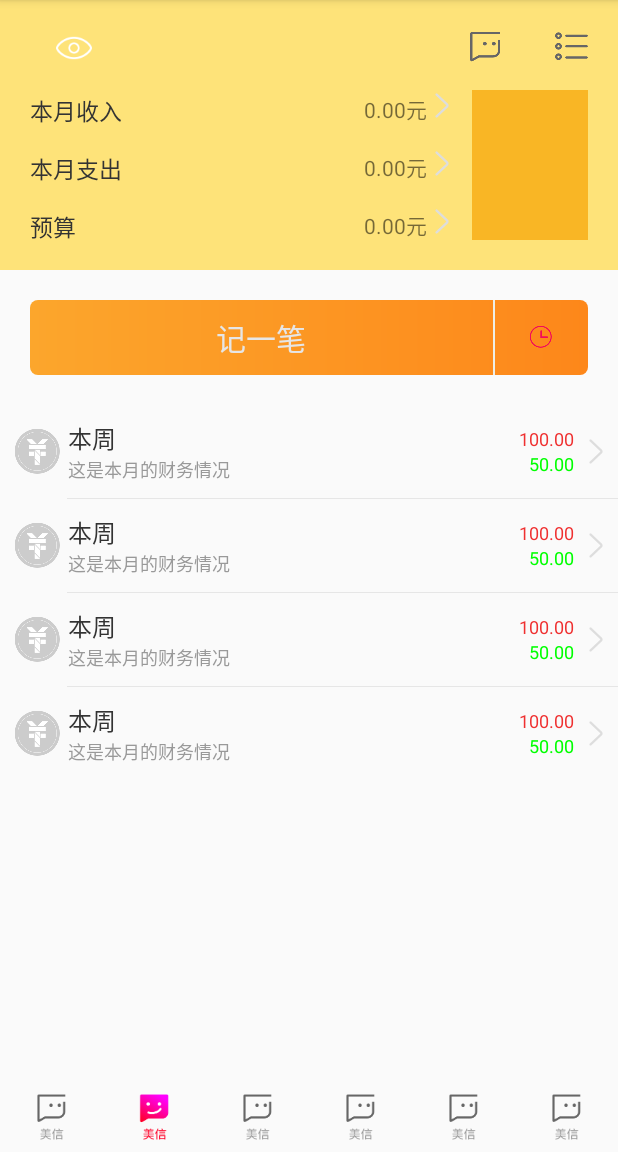
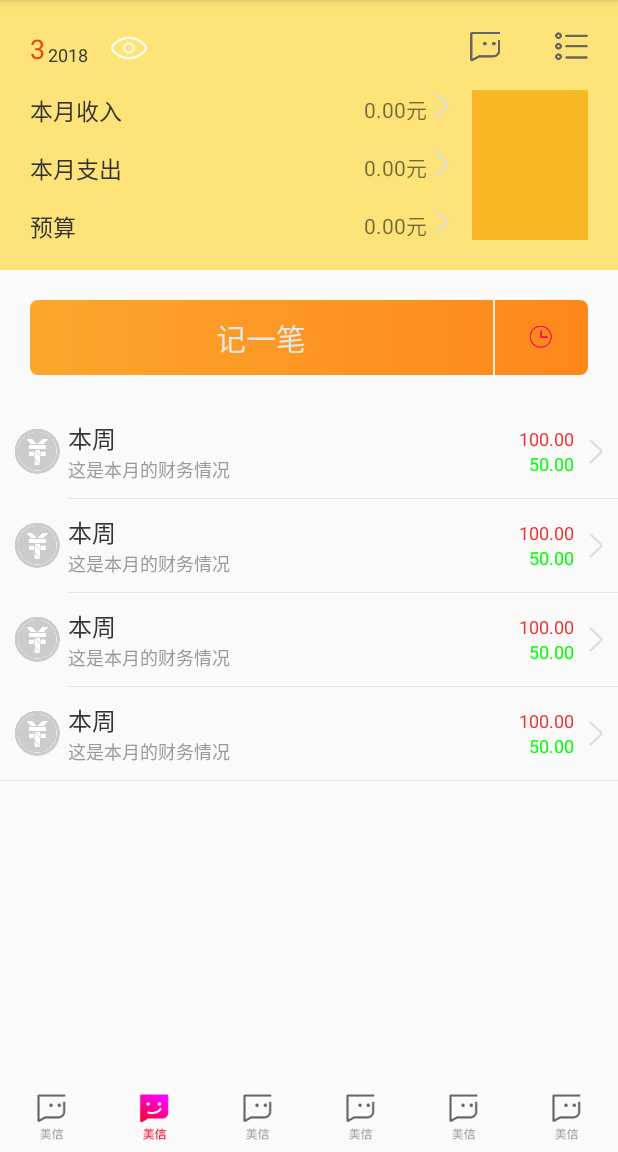
Before and after one commit to luruiqian/imitateSuiShouJi, an Android app: the screen it shows after launch (MainActivity), on a phone screen of 412 x 824 dp, the part 84-1236 px from its top. Run offline under Robolectric (Android 15) with nearby library versions, the phone set to English and light mode, and no system bars.

Commit message:
流动页面逻辑补充

```diff
--- a/Cashbook/app/src/main/java/com/cashbook/cashbook/flow/FlowFragment.java
+++ b/Cashbook/app/src/main/java/com/cashbook/cashbook/flow/FlowFragment.java
@@ -6,19 +6,31 @@ import android.support.v4.app.Fragment;
 import android.view.LayoutInflater;
 import android.view.View;
 import android.view.ViewGroup;
+import android.widget.ImageView;
 import android.widget.ListView;
+import android.widget.TextView;
 
 import com.cashbook.cashbook.R;
 import com.cashbook.cashbook.flow.adapter.FlowRecordAdapter;
 import com.cashbook.cashbook.flow.bean.AccountInfo;
 
 import java.util.ArrayList;
+import java.util.Calendar;
 import java.util.List;
 
-public class FlowFragment extends Fragment {
+public class FlowFragment extends Fragment implements View.OnClickListener {
+    private FlowRecordAdapter flowRecordAdapter;
     private List<AccountInfo> accountList;
     private ListView mRecordListView;
-    private FlowRecordAdapter flowRecordAdapter;
+    private TextView mTitleYear;
+    private TextView mTitleMonth;
+    private TextView mMonthIncome;
+    private TextView mMonthPay;
+    private TextView mMonthBudget;
+    private ImageView mEyesIv;
+    private int year;
+    private int month;
+    private boolean isOpenEye = true;
 
     /**
      * onCreateView是创建的时候调用，onViewCreated是在onCreateView后被触发的事件
@@ -38,8 +50,18 @@ public class FlowFragment extends Fragment {
     }
 
     private void setData() {
+        setDate();
         flowRecordAdapter = new FlowRecordAdapter(getActivity(), accountList);
         mRecordListView.setAdapter(flowRecordAdapter);
+        mEyesIv.setOnClickListener(this);
+    }
+
+    private void setDate() {
+        Calendar calendar = Calendar.getInstance();
+        year = calendar.get(Calendar.YEAR);
+        month = calendar.get(Calendar.MONTH) + 1;
+        mTitleMonth.setText(month + "");
+        mTitleYear.setText(year + "");
     }
 
     private void initData() {
@@ -50,11 +72,39 @@ public class FlowFragment extends Fragment {
             accountInfo.expend = "50.00";
             accountInfo.income = "100.00";
             accountInfo.recordSubscribe = "这是本月的财务情况";
+            accountInfo.isShowMoney = true;
             accountList.add(accountInfo);
         }
     }
 
     private void initView(View view) {
         mRecordListView = (ListView) view.findViewById(R.id.flow_record_lv);
+        mTitleMonth = (TextView) view.findViewById(R.id.flow_month);
+        mTitleYear = (TextView) view.findViewById(R.id.flow_year);
+        mMonthIncome = (TextView) view.findViewById(R.id.flow_this_month_income);
+        mMonthPay = (TextView) view.findViewById(R.id.flow_this_month_output);
+        mMonthBudget = (TextView) view.findViewById(R.id.flow_budget_tv);
+        mEyesIv = (ImageView) view.findViewById(R.id.flow_open_eye_iv);
+    }
+
+    @Override
+    public void onClick(View v) {
+        if (v.getId() == R.id.flow_open_eye_iv) {
+            isOpenEye = !isOpenEye;
+            hideWords(isOpenEye);
+            mEyesIv.setImageResource(isOpenEye ? R.drawable.flow_eye_open : R.drawable.flow_eye_close);
+            //更新数据
+            for (int i = 0; i < accountList.size(); i++) {
+                accountList.get(i).isShowMoney = isOpenEye;
+            }
+            flowRecordAdapter.notifyDataSetChanged();
+        }
+    }
+
+    private void hideWords(boolean isOpenEye) {
+        // TODO: 2018/3/28  设置具体数据（50,60,70
+        mMonthIncome.setText(isOpenEye ? "70" : getString(R.string.hideWords));
+        mMonthPay.setText(isOpenEye ? "60" : getString(R.string.hideWords));
+        mMonthBudget.setText(isOpenEye ? "50" : getString(R.string.hideWords));
     }
 }
--- a/Cashbook/app/src/main/java/com/cashbook/cashbook/flow/adapter/FlowRecordAdapter.java
+++ b/Cashbook/app/src/main/java/com/cashbook/cashbook/flow/adapter/FlowRecordAdapter.java
@@ -21,6 +21,7 @@ import java.util.List;
 public class FlowRecordAdapter extends BaseAdapter {
     private Context mContext;
     private List<AccountInfo> mList = new ArrayList();
+    private ViewHolder holder = null;
 
     public FlowRecordAdapter(Context context, List<AccountInfo> list) {
         this.mContext = context;
@@ -44,7 +45,7 @@ public class FlowRecordAdapter extends BaseAdapter {
 
     @Override
     public View getView(int position, View convertView, ViewGroup parent) {
-        ViewHolder holder = null;
+
         if (convertView == null) {
             convertView = LayoutInflater.from(mContext).inflate(R.layout.adapter_account_item, null);
             holder = new ViewHolder();
@@ -58,10 +59,12 @@ public class FlowRecordAdapter extends BaseAdapter {
     }
 
     private void bindData(ViewHolder holder, int position) {
+        holder.flowPayTv.setText(getItem(position).expend);
+        holder.flowIncomeTv.setText(getItem(position).income);
         holder.flowAccountTimeTv.setText(getItem(position).time);
         holder.flowAccountSubTv.setText(getItem(position).recordSubscribe);
-        holder.flowIncomeTv.setText(getItem(position).income);
-        holder.flowPayTv.setText(getItem(position).expend);
+        holder.flowIncomeTv.setVisibility(getItem(position).isShowMoney ? View.VISIBLE : View.GONE);
+        holder.flowPayTv.setVisibility(getItem(position).isShowMoney ? View.VISIBLE : View.GONE);
     }
 
     private void bindView(ViewHolder holder, View convertView) {
--- a/Cashbook/app/src/main/java/com/cashbook/cashbook/flow/bean/AccountInfo.java
+++ b/Cashbook/app/src/main/java/com/cashbook/cashbook/flow/bean/AccountInfo.java
@@ -10,4 +10,5 @@ public class AccountInfo {
     public String income;
     public String expend;
     public String accountImg;
+    public boolean isShowMoney;
 }
--- a/Cashbook/app/src/main/res/layout/adapter_account_item.xml
+++ b/Cashbook/app/src/main/res/layout/adapter_account_item.xml
@@ -6,36 +6,10 @@
 
     <ImageView
         android:id="@+id/adapter_account_iv"
-        android:layout_width="wrap_content"
-        android:layout_height="wrap_content"
+        android:layout_width="30dp"
+        android:layout_height="30dp"
         android:layout_centerVertical="true"
         android:src="@drawable/adapter_flow_account_icon_default" />
-
-    <LinearLayout
-        android:id="@+id/adapter_flow_record_time_ll"
-        android:layout_width="wrap_content"
-        android:layout_height="wrap_content"
-        android:layout_centerVertical="true"
-        android:layout_marginLeft="5dp"
-        android:layout_toRightOf="@id/adapter_account_iv"
-        android:orientation="vertical">
-
-        <TextView
-            android:id="@+id/adapter_account_time_tv"
-            android:layout_width="wrap_content"
-            android:layout_height="wrap_content"
-            android:text="本周"
-            android:textColor="#333333"
-            android:textSize="16sp" />
-
-        <TextView
-            android:id="@+id/adapter_account_sub_tv"
-            android:layout_width="wrap_content"
-            android:layout_height="wrap_content"
-            android:text="本周"
-            android:textColor="#999999"
-            android:textSize="12sp" />
-    </LinearLayout>
 
     <ImageView
         android:id="@+id/adapter_flow_more"
@@ -71,4 +45,31 @@
             android:textColor="#00ff00"
             android:textSize="12sp" />
     </LinearLayout>
+
+    <LinearLayout
+        android:id="@+id/adapter_flow_record_time_ll"
+        android:layout_width="wrap_content"
+        android:layout_height="wrap_content"
+        android:layout_centerVertical="true"
+        android:layout_marginLeft="5dp"
+        android:layout_toEndOf="@+id/adapter_account_iv"
+        android:layout_toRightOf="@+id/adapter_account_iv"
+        android:orientation="vertical">
+
+        <TextView
+            android:id="@+id/adapter_account_time_tv"
+            android:layout_width="wrap_content"
+            android:layout_height="wrap_content"
+            android:text="本周"
+            android:textColor="#333333"
+            android:textSize="16sp" />
+
+        <TextView
+            android:id="@+id/adapter_account_sub_tv"
+            android:layout_width="wrap_content"
+            android:layout_height="wrap_content"
+            android:text="本周"
+            android:textColor="#999999"
+            android:textSize="12sp" />
+    </LinearLayout>
 </RelativeLayout>
--- a/Cashbook/app/src/main/res/layout/fragment_flow.xml
+++ b/Cashbook/app/src/main/res/layout/fragment_flow.xml
@@ -231,7 +231,14 @@
         android:id="@+id/flow_record_lv"
         android:layout_width="match_parent"
         android:layout_height="wrap_content"
-        android:listSelector="@drawable/list_yellow_bg_selector"
         android:divider="@drawable/listview_divider"
-        android:dividerHeight="1px" />
+        android:dividerHeight="1px"
+        android:listSelector="@drawable/list_yellow_bg_selector" />
+
+    <View
+        android:layout_width="match_parent"
+        android:layout_height="1px"
+        android:background="#e6e6e6"
+        android:paddingLeft="45dp" />
+
 </LinearLayout>
--- a/Cashbook/app/src/main/res/values/strings.xml
+++ b/Cashbook/app/src/main/res/values/strings.xml
@@ -4,4 +4,5 @@
     <string name="hello_blank_fragment">Hello blank fragment</string>
     <string name="exit_toast">再次点击退出应用</string>
     <string name="flow_record">记一笔</string>
+    <string name="hideWords">*****</string>
 </resources>
```
Also changed, not shown: Cashbook/app/src/main/res/drawable-hdpi/flow_add_record.png (added), Cashbook/app/src/main/res/drawable-xhdpi/flow_add_record.png (added), Cashbook/app/src/main/res/drawable-xxhdpi/flow_add_record.png (added).
